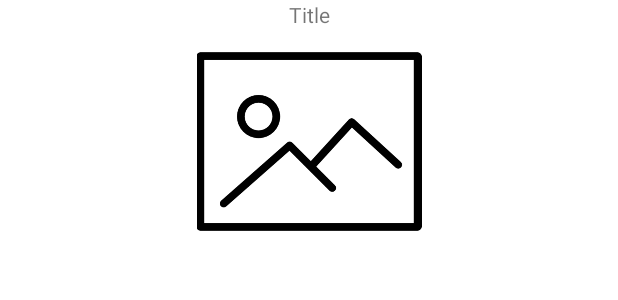
After one commit to oscarjcg/simple-hero, an Android app: the layout comic_viewholder.xml on its own in the app's theme, with its tools: preview values and no code run, on a phone screen of 412 x 824 dp. The commit adds this screen. Shown: the top 300 px of the screen. Run offline under Robolectric (Android 15) with nearby library versions, the phone set to English and light mode, and no system bars.

Commit message:
[ADD] Basic comic list with fake data

```diff
--- a/app/src/main/AndroidManifest.xml
+++ b/app/src/main/AndroidManifest.xml
@@ -3,6 +3,7 @@
     package="com.example.simplehero">
 
     <application
+        android:name=".MainApplication"
         android:allowBackup="true"
         android:icon="@mipmap/ic_launcher"
         android:label="@string/app_name"
@@ -10,7 +11,7 @@
         android:supportsRtl="true"
         android:theme="@style/Theme.SimpleHero">
         <activity
-            android:name=".MainActivity"
+            android:name=".activities.MainActivity"
             android:exported="true">
             <intent-filter>
                 <action android:name="android.intent.action.MAIN" />
--- a/app/src/main/java/com/example/simplehero/MainActivity.kt
+++ b/app/src/main/java/com/example/simplehero/activities/MainActivity.kt
@@ -1,8 +1,11 @@
-package com.example.simplehero
+package com.example.simplehero.activities
 
 import androidx.appcompat.app.AppCompatActivity
 import android.os.Bundle
+import com.example.simplehero.R
+import dagger.hilt.android.AndroidEntryPoint
 
+@AndroidEntryPoint
 class MainActivity : AppCompatActivity() {
     override fun onCreate(savedInstanceState: Bundle?) {
         super.onCreate(savedInstanceState)
--- /dev/null
+++ b/app/src/main/java/com/example/simplehero/models/Comic.kt
@@ -0,0 +1,5 @@
+package com.example.simplehero.models
+
+data class Comic (
+    val title: String
+)
--- /dev/null
+++ b/app/src/main/res/layout/comic_viewholder.xml
@@ -0,0 +1,28 @@
+<?xml version="1.0" encoding="utf-8"?>
+<androidx.constraintlayout.widget.ConstraintLayout xmlns:android="http://schemas.android.com/apk/res/android"
+    xmlns:app="http://schemas.android.com/apk/res-auto"
+    xmlns:tools="http://schemas.android.com/tools"
+    android:layout_width="wrap_content"
+    android:layout_height="wrap_content">
+
+    <TextView
+        android:id="@+id/title"
+        android:layout_width="wrap_content"
+        android:layout_height="wrap_content"
+        android:text="Title"
+        app:layout_constraintEnd_toEndOf="parent"
+        app:layout_constraintStart_toStartOf="parent"
+        app:layout_constraintTop_toTopOf="parent" />
+
+    <ImageView
+        android:id="@+id/image"
+        android:layout_width="wrap_content"
+        android:layout_height="150dp"
+        app:layout_constraintBottom_toBottomOf="parent"
+        app:layout_constraintEnd_toEndOf="parent"
+        app:layout_constraintHorizontal_bias="0.0"
+        app:layout_constraintStart_toStartOf="parent"
+        app:layout_constraintTop_toBottomOf="@+id/title"
+        app:layout_constraintVertical_bias="0.0"
+        app:srcCompat="@drawable/comic_placeholder" />
+</androidx.constraintlayout.widget.ConstraintLayout>
--- a/app/src/main/res/values/strings.xml
+++ b/app/src/main/res/values/strings.xml
@@ -1,3 +1,5 @@
 <resources>
     <string name="app_name">Simple Hero</string>
+    <!-- TODO: Remove or change this placeholder text -->
+    <string name="hello_blank_fragment">Hello blank fragment</string>
 </resources>
--- a/build.gradle
+++ b/build.gradle
@@ -7,7 +7,7 @@ buildscript {
     dependencies {
         classpath "com.android.tools.build:gradle:7.0.4"
         classpath "org.jetbrains.kotlin:kotlin-gradle-plugin:1.6.10"
-
+        classpath 'com.google.dagger:hilt-android-gradle-plugin:2.38.1'
         // NOTE: Do not place your application dependencies here; they belong
         // in the individual module build.gradle files
     }
```
Also changed, not shown: app/build.gradle (+17 -0 lines), app/src/main/java/com/example/simplehero/MainApplication.kt (added, +8 -0 lines), app/src/main/java/com/example/simplehero/adapters/ComicsAdapter.kt (added, +33 -0 lines), app/src/main/java/com/example/simplehero/di/RepositoryModule.kt (added, +19 -0 lines), app/src/main/java/com/example/simplehero/fragments/ComicsFragment.kt (added, +73 -0 lines), app/src/main/java/com/example/simplehero/repositories/ComicRepository.kt (added, +13 -0 lines), app/src/main/java/com/example/simplehero/viewmodels/ComicViewModel.kt (added, +25 -0 lines), app/src/main/res/layout/fragment_comics.xml (added, +17 -0 lines), app/src/main/res/navigation/nav_graph.xml (added, +13 -0 lines), app/src/main/res/drawable/comic_placeholder.png (added).
